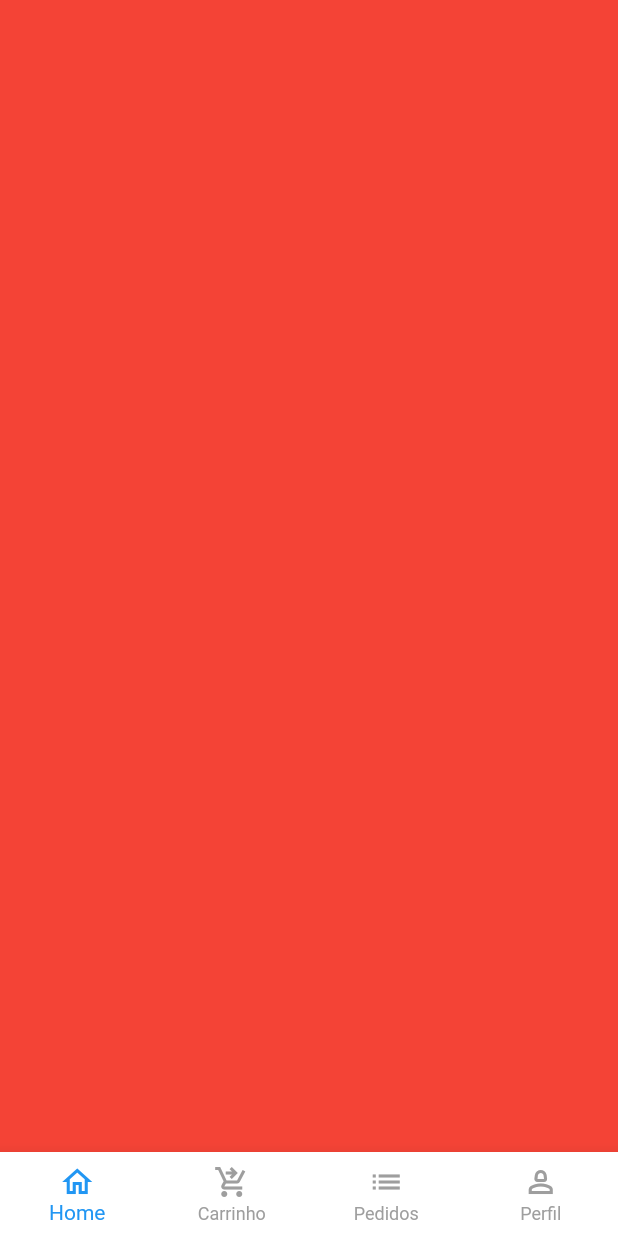
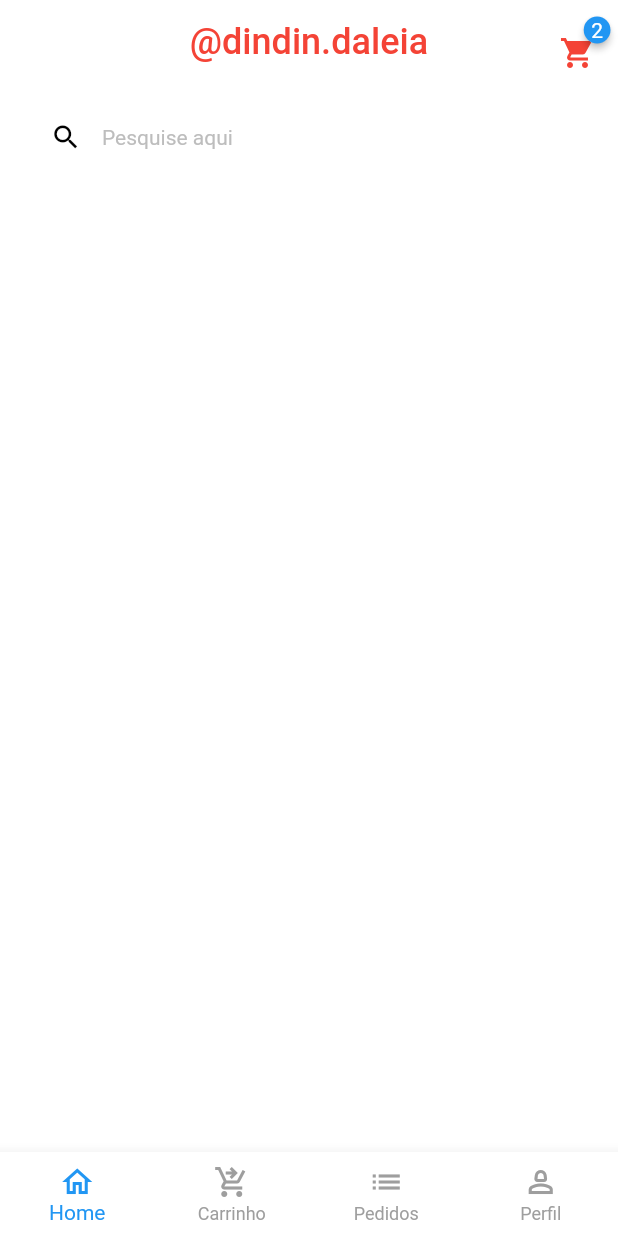
Before and after one commit to rafaelsrabelo/greengrocer, a Flutter app: the screen it shows after launch, after a tap on "Entrar", on a phone screen of 412 x 824 dp. Run offline on Flutter 3.47's test engine with Material 2 defaults, Android fonts, the phone set to English and light mode, and no system bars; drawn by our look-alikes of badges; our stand-ins replace mask_text_input_formatter.

Commit message:
create appbar and search_input

```diff
--- a/lib/main.dart
+++ b/lib/main.dart
@@ -14,7 +14,8 @@ class MyApp extends StatelessWidget {
     return MaterialApp(
       title: 'Flutter Demo',
       theme: ThemeData(
-        primarySwatch: Colors.green
+        primarySwatch: Colors.green,
+        scaffoldBackgroundColor: Colors.white.withAlpha(190)
       ),
       debugShowCheckedModeBanner: false,
       home: const SignInScreen(),
--- a/lib/src/base/base_screen.dart
+++ b/lib/src/base/base_screen.dart
@@ -1,4 +1,5 @@
 import 'package:flutter/material.dart';
+import 'package:greengrocer/src/pages/home_tab.dart';
 
 class BaseScreen extends StatefulWidget {
   const BaseScreen({super.key});
@@ -20,7 +21,7 @@ class _BaseScreenState extends State<BaseScreen> {
         physics: NeverScrollableScrollPhysics(),
         controller: pageController,
         children: [
-          Container(color: Colors.red),
+          HomeTab(),
           Container(color: Colors.yellow),
           Container(color: Colors.blue),
           Container(color: Colors.green),
--- /dev/null
+++ b/lib/src/pages/home_tab.dart
@@ -0,0 +1,77 @@
+import 'package:flutter/material.dart';
+import 'package:badges/badges.dart' as badges;
+
+class HomeTab extends StatelessWidget {
+  const HomeTab({super.key});
+
+  @override
+  Widget build(BuildContext context) {
+    return Scaffold(
+      // App bar
+      appBar: AppBar(
+        elevation: 0,
+        backgroundColor: Colors.transparent,
+        centerTitle: true,
+        actions: [
+          Padding(
+            padding: const EdgeInsets.only(top: 15, right: 15),
+            child: GestureDetector(
+              onTap: () {
+                print('Clicaram no carrinho viu ');
+              },
+              child: badges.Badge(
+                badgeStyle: badges.BadgeStyle(
+                  badgeColor: Colors.blue,
+                ),
+                badgeContent: const Text('2', style: TextStyle(color: Colors.white)),
+                child: Icon(
+                  Icons.shopping_cart,
+                  color: Colors.red,
+                  ),
+              ),
+            ),
+          )
+        ],
+        title: Text.rich(
+          TextSpan(
+            style: TextStyle(
+              fontSize: 30
+            ),
+            children: [
+              TextSpan(text: '@dindin.daleia', style: TextStyle(color: Colors.red, fontSize: 24)),
+            ]
+          )
+        ),
+      ),
+
+      // Campo de pesquisa
+      body: Column(
+        children: [
+          Padding(
+            padding: const EdgeInsets.symmetric(horizontal: 20, vertical: 10),
+            child: TextFormField(
+              decoration: InputDecoration(
+                filled: true,
+                fillColor: Colors.white,
+                isDense: true,
+                hintText: 'Pesquise aqui',
+                hintStyle: TextStyle(
+                  color: Colors.grey[400],
+                  fontSize: 14
+                ),
+                prefixIcon: const Icon(Icons.search, color: Colors.black, size: 21,),
+                border: OutlineInputBorder(
+                  borderRadius: BorderRadius.circular(60),
+                  borderSide: const BorderSide(
+                    width: 0,
+                    style: BorderStyle.none
+                  )
+                  )
+              ),
+            ),
+          )
+        ],
+      ),
+    );
+  }
+}
--- a/pubspec.yaml
+++ b/pubspec.yaml
@@ -36,6 +36,8 @@ dependencies:
   # Use with the CupertinoIcons class for iOS style icons.
   cupertino_icons: ^1.0.2
   mask_text_input_formatter: ^2.4.0
+  badges: ^3.1.1
+
 dev_dependencies:
   flutter_test:
     sdk: flutter
```
Also changed, not shown: pubspec.lock.
